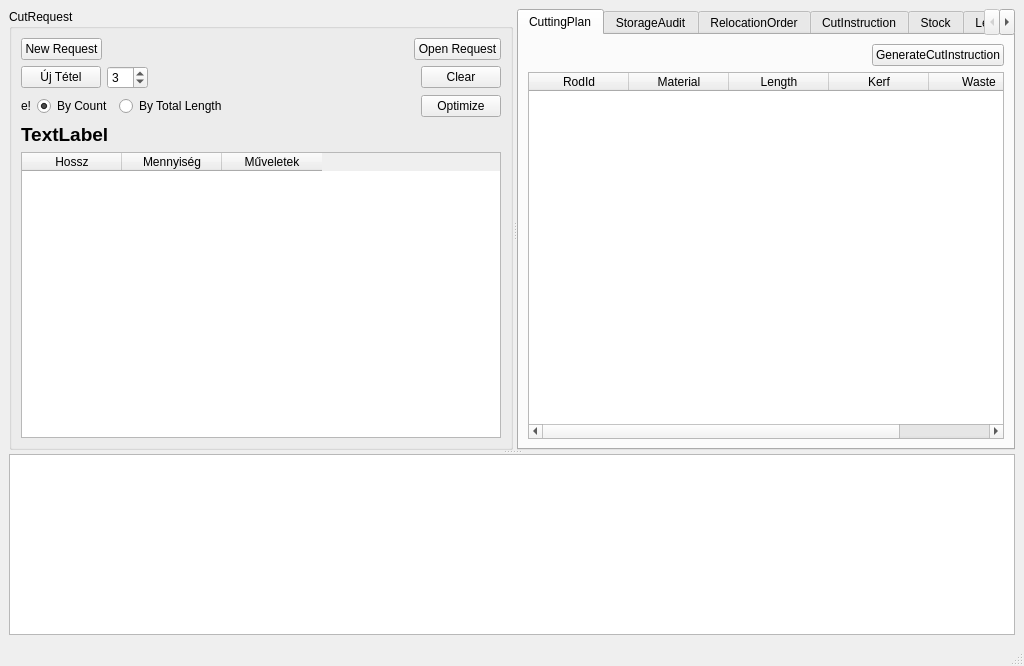
Old version of the form view/MainWindow.ui in the repository horvathzoltan/cutplannerpro.
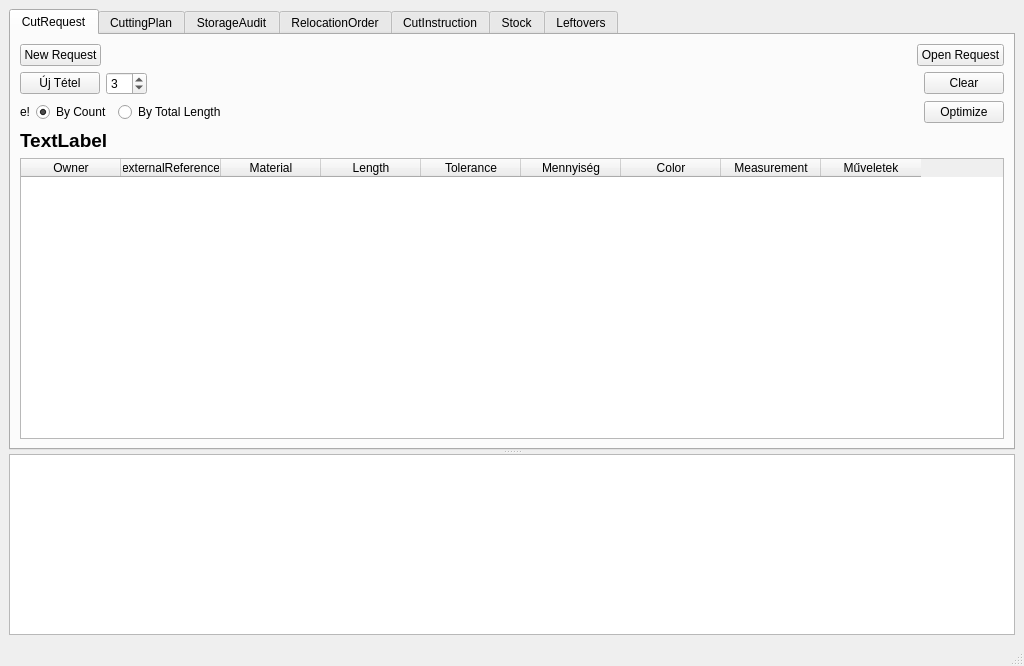
New version of the form.

What changed in the file:
```diff
--- a/view/MainWindow.ui
+++ b/view/MainWindow.ui
@@ -24,7 +24,7 @@
        <property name="orientation">
         <enum>Qt::Orientation::Horizontal</enum>
        </property>
-       <widget class="QGroupBox" name="leftBox">
+       <widget class="QTabWidget" name="midBox">
         <property name="sizePolicy">
          <sizepolicy hsizetype="Expanding" vsizetype="Expanding">
           <horstretch>0</horstretch>
@@ -39,14 +39,18 @@
         </property>
         <property name="maximumSize">
          <size>
-          <width>600</width>
+          <width>16777215</width>
           <height>16777215</height>
          </size>
         </property>
-        <property name="title">
+        <property name="currentIndex">
+         <number>0</number>
+        </property>
+        <widget class="QWidget" name="tab_6">
+         <attribute name="title">
          <string>CutRequest</string>
-        </property>
-        <layout class="QVBoxLayout" name="leftLayout">
+         </attribute>
+         <layout class="QVBoxLayout" name="verticalLayout_7">
          <item>
           <layout class="QHBoxLayout" name="horizontalLayout">
            <item>
@@ -202,7 +206,27 @@
            </attribute>
            <column>
             <property name="text">
-             <string>Hossz</string>
+              <string>Owner</string>
+             </property>
+            </column>
+            <column>
+             <property name="text">
+              <string>externalReference</string>
+             </property>
+            </column>
+            <column>
+             <property name="text">
+              <string>Material</string>
+             </property>
+            </column>
+            <column>
+             <property name="text">
+              <string>Length</string>
+             </property>
+            </column>
+            <column>
+             <property name="text">
+              <string>Tolerance</string>
             </property>
            </column>
            <column>
@@ -210,6 +234,16 @@
              <string>Mennyiség</string>
             </property>
            </column>
+            <column>
+             <property name="text">
+              <string>Color</string>
+             </property>
+            </column>
+            <column>
+             <property name="text">
+              <string>Measurement</string>
+             </property>
+            </column>
            <column>
             <property name="text">
              <string>Műveletek</string>
@@ -219,28 +253,6 @@
          </item>
         </layout>
        </widget>
-       <widget class="QTabWidget" name="midBox">
-        <property name="sizePolicy">
-         <sizepolicy hsizetype="Expanding" vsizetype="Expanding">
-          <horstretch>0</horstretch>
-          <verstretch>0</verstretch>
-         </sizepolicy>
-        </property>
-        <property name="minimumSize">
-         <size>
-          <width>200</width>
-          <height>0</height>
-         </size>
-        </property>
-        <property name="maximumSize">
-         <size>
-          <width>16777215</width>
-          <height>16777215</height>
-         </size>
-        </property>
-        <property name="currentIndex">
-         <number>0</number>
-        </property>
         <widget class="QWidget" name="midBoxPage1">
          <attribute name="title">
           <string>CuttingPlan</string>
```
Lines whose indentation alone changed are shown as unchanged.
